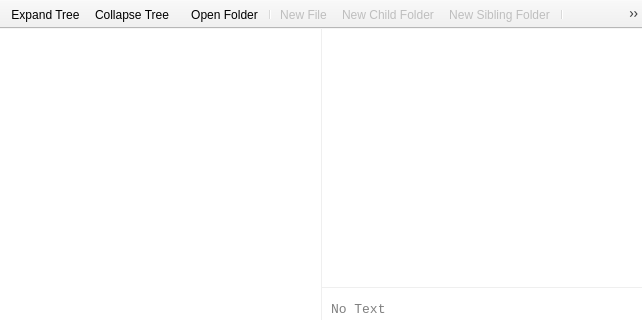
Above: mainwindow.ui from AskePit/Memory before the change; both pictures show x 0 to 642 and y 0 to 320 of the 642 by 545 pixel window. Below: the same form after it.
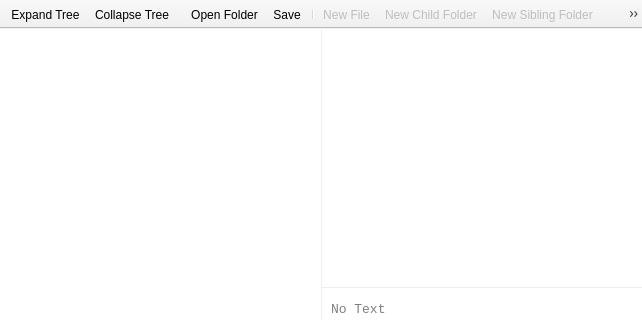
That is the form after the change. Icons and pictures are not drawn. Custom widgets are drawn as their Qt base class.

What changed in the file:
```diff
--- a/mainwindow.ui
+++ b/mainwindow.ui
@@ -288,11 +288,11 @@
     <bool>false</bool>
    </attribute>
    <addaction name="actionOpen_Folder"/>
+   <addaction name="actionSave"/>
    <addaction name="separator"/>
    <addaction name="actionNew_File"/>
    <addaction name="actionNew_Child_Folder"/>
    <addaction name="actionNew_Sibling_Folder"/>
-   <addaction name="separator"/>
    <addaction name="actionDelete_File"/>
    <addaction name="actionDelete_Folder"/>
    <addaction name="separator"/>
```
Left out of the diff: 8 changed lines with no effect on the pictures.
